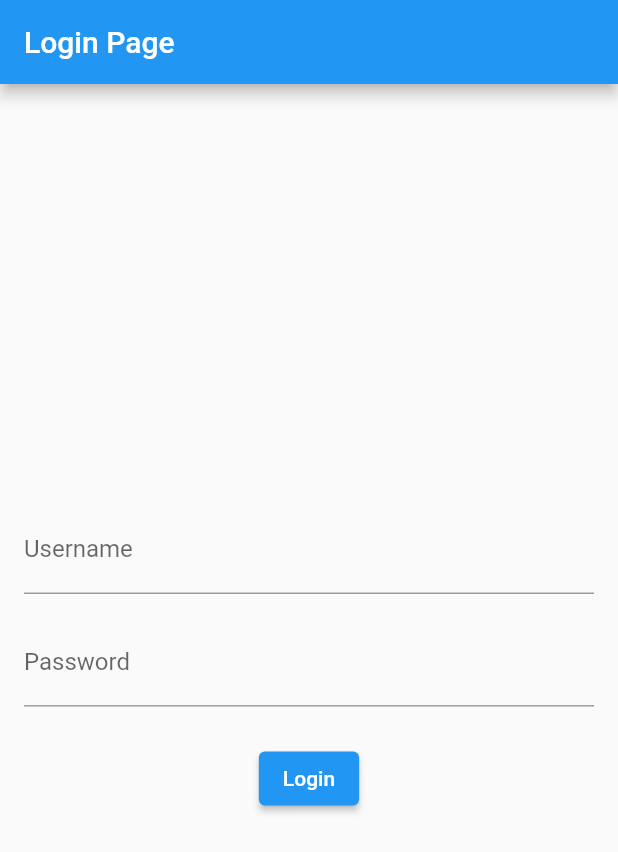
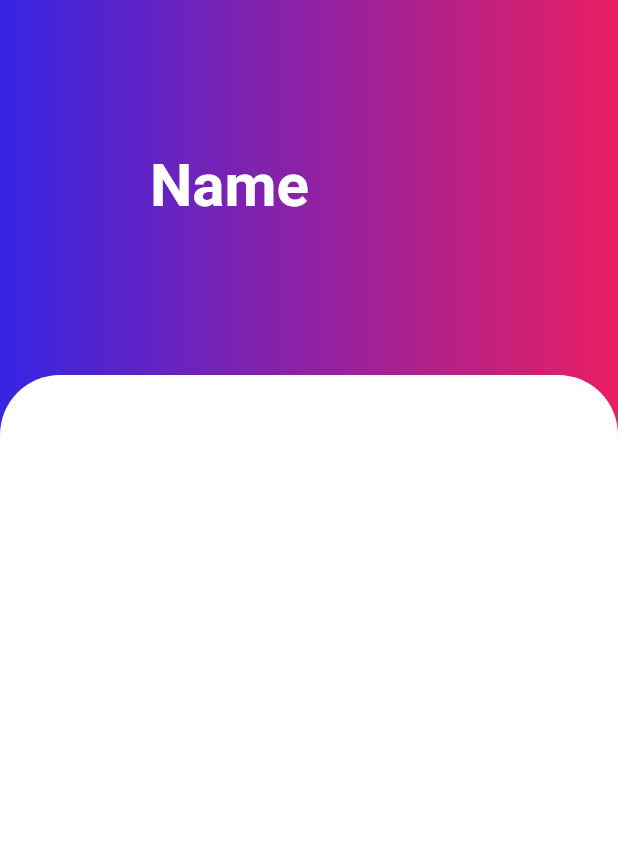
Before and after one commit to Practical02/exam-duty, a Flutter app: the screen it shows after launch, on a phone screen of 412 x 824 dp. Shown: the top 852 px of the screen. Run offline on Flutter 3.47's test engine with Material 2 defaults, Android fonts, the light colour scheme and no system bars.

Commit message:
changed color and added padding

```diff
--- a/lib/screens/login_page.dart
+++ b/lib/screens/login_page.dart
@@ -6,42 +6,49 @@
   @override
   Widget build(BuildContext context) {
     return Scaffold(
-      appBar: AppBar(
-        title: const Text('Login Page'),
+      body: Stack(
+        children: [
+          Container(
+            height: double.infinity,
+        width: double.infinity,
+        decoration: const BoxDecoration(
+         gradient: LinearGradient(
+          colors:[
+            Color.fromARGB(255, 53, 37, 228),
+            Colors.pink,
+            ]),
+        ),
+      child: const Padding(
+          padding: EdgeInsets.all(100.0),
+          child: Text('Name',style:TextStyle(
+            fontSize:40,
+            color: Colors.white,
+            fontWeight: FontWeight.bold
+          ),),
       ),
-      body: Center(
-        child: Padding(
-          padding: const EdgeInsets.all(16.0),
-          child: Column(
-            mainAxisAlignment: MainAxisAlignment.center,
-            crossAxisAlignment: CrossAxisAlignment.center,
-            children: [
-              const TextField(
-                decoration: InputDecoration(
-                  labelText: 'Username',
+          ),
+          Padding(
+            padding: const EdgeInsets.only(top:250.0),
+            child: Container(
+              decoration: const BoxDecoration(
+                borderRadius: BorderRadius.only(
+                  topLeft: Radius.circular(40),
+                  topRight: Radius.circular(40)
                 ),
+                color:Colors.white,
               ),
-              const SizedBox(height: 16.0),
-              const TextField(
-                obscureText: true, // Use this for password input
-                decoration: InputDecoration(
-                  labelText: 'Password',
-                ),
-              ),
-              const SizedBox(height: 24.0),
-              ElevatedButton(
-                onPressed: () {
-                  // Add your login logic here
-                  // Typically, you'd validate the credentials and navigate to the next screen on success.
-                  // For this example, we'll just navigate to the user dashboard.
-                  Navigator.pushReplacementNamed(context, '/user');
-                },
-                child: const Text('Login'),
-              ),
-            ],
-          ),
-        ),
-      ),
+              height: double.infinity,
+              width: double.infinity,
+              child: Column(
+                mainAxisAlignment:MainAxisAlignment.center ,
+                children:[
+
+                ]),
+               ),
+               ),
+        ],
+      )
     );
+
   }
 }
```
Also changed, not shown: pubspec.lock, 1 other file.
